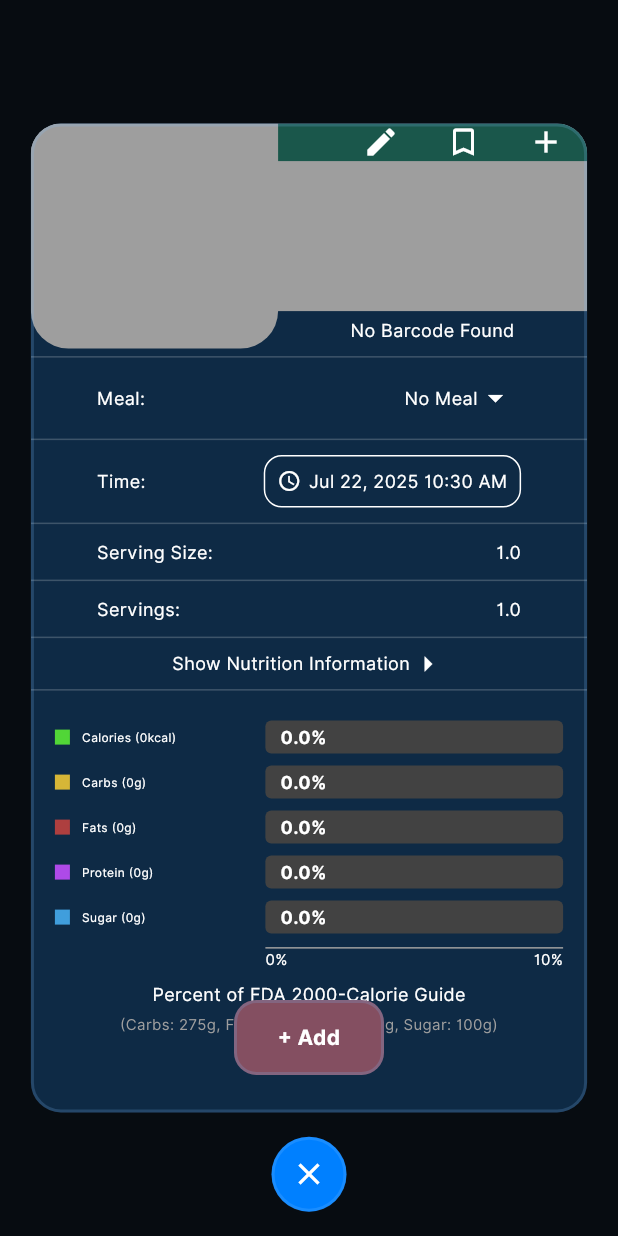
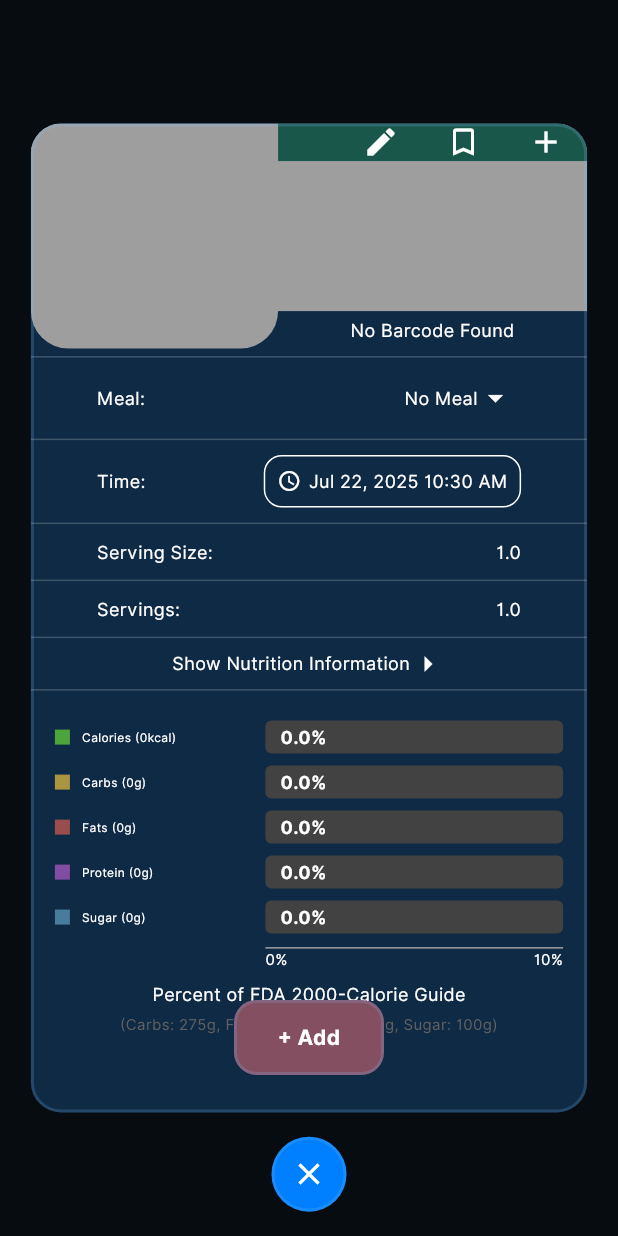
Before and after one commit to NoahChen2/EverythingHealth, a Flutter app: the ChooseFoodItem widget shown alone on an empty page, opened directly with empty values, on a phone screen of 412 x 824 dp. Run offline on Flutter 3.47's test engine with Material 3 defaults, Android fonts, the phone set to English and light mode, and no system bars; our stand-ins replace auto_size_text, camera, isar; missing offline and left inert: mobile_scanner, tflite_flutter; accounts and stored records are empty; generated files the repository leaves out were written again.

Commit message:
Create MealItem class, modify collors

```diff
--- a/everything_health_app/lib/services/color_services.dart
+++ b/everything_health_app/lib/services/color_services.dart
@@ -85,6 +85,6 @@ class ColorServices {
     );
   }
   static Map<String, Color> colorTheme(){
-    return darkColors;
+    return /* lightColors */ darkColors;
   }
 }
--- a/everything_health_app/lib/widgets/choose_item.dart
+++ b/everything_health_app/lib/widgets/choose_item.dart
@@ -727,7 +727,7 @@ class _ChooseFoodItemState extends State<ChooseFoodItem> {
                               decoration: BoxDecoration(
                                 color: viewNutritionInfo
                                     ? ColorTheme["primaryBGDark"]
-                                    : Color.fromARGB(0, 0, 0, 0),
+                                    : ColorTheme["transparent"],
                                 border: Border(
                                   top: BorderSide(
                                       color: ColorTheme["textPrimary"]!
@@ -739,7 +739,7 @@ class _ChooseFoodItemState extends State<ChooseFoodItem> {
                                   onTap: () => _toggleViewNutritionInfo(),
                                   child: Container(
                                     padding: EdgeInsets.all(5),
-                                    color: Color.fromARGB(0, 0, 0, 0),
+                                    color: ColorTheme["transparent"],
                                     child: Row(
                                       mainAxisSize: MainAxisSize.min,
                                       children: [
@@ -1538,7 +1538,7 @@ class _ModifiableFoodItemDataState extends State<ModifiableFoodItemData> {
                 : Icons.arrow_right,
             color: attributeID != "meal" && attributeID != "time"
                 ? ColorTheme["textPrimary"]
-                : Color.fromARGB(0, 0, 0, 0),
+                : ColorTheme["transparent"],
             size: 24,
           ),
           SizedBox(width: 10),
@@ -1740,7 +1740,7 @@ class _ModifiableFoodItemDataState extends State<ModifiableFoodItemData> {
                         attributeID == "time" ||
                         editingField
                     ? ColorTheme["textPrimary"]
-                    : Color.fromARGB(0, 0, 0, 0),
+                    : ColorTheme["transparent"],
                 size: 24),
           ),
         ]),
@@ -1933,7 +1933,7 @@ class _ModifiableFoodItemDataState extends State<ModifiableFoodItemData> {
         color: ["calories", "carbs", "fats", "protein", "sugar"]
                 .contains(attributeID)
             ? ColorTheme["primaryBGDark"]
-            : Color.fromARGB(0, 0, 0, 0),
+            : ColorTheme["transparent"],
       ),
       child: currEditing
           ? GestureDetector(
@@ -1946,7 +1946,7 @@ class _ModifiableFoodItemDataState extends State<ModifiableFoodItemData> {
                   focusNode: _allFocusNode,
                   child: Container(
                       padding: EdgeInsets.all(10),
-                      color: Color.fromARGB(0, 0, 0, 0),
+                      color: ColorTheme["transparent"],
                       child: attributeDisplayEdit)))
           : GestureDetector(
               onDoubleTap: () {
@@ -1982,11 +1982,11 @@ class GraphFoodItemDataDisplay extends StatefulWidget {
 }
 
 const Map<String, Color> kNutrientColors = {
-  'Calories': Color.fromARGB(255, 81, 214, 55),
-  'Carbs': Color.fromARGB(255, 214, 182, 55), // Placeholder Green
-  'Fats': Color.fromARGB(255, 174, 63, 63), // Placeholder Yellow
-  'Protein': Color.fromARGB(255, 174, 74, 232), // Placeholder Orange
-  'Sugar': Color.fromARGB(255, 64, 158, 220), // Placeholder Light Blue
+  'Calories': Color.fromARGB(255, 76, 164, 59),
+  'Carbs': Color.fromARGB(255, 170, 149, 64), // Placeholder Green
+  'Fats': Color.fromARGB(255, 154, 77, 77), // Placeholder Yellow
+  'Protein': Color.fromARGB(255, 131, 76, 163), // Placeholder Orange
+  'Sugar': Color.fromARGB(255, 73, 123, 156), // Placeholder Light Blue
 };
 
 class _GraphFoodItemDataDisplayState extends State<GraphFoodItemDataDisplay> {
@@ -2182,7 +2182,7 @@ class _GraphFoodItemDataDisplayState extends State<GraphFoodItemDataDisplay> {
                                     style: TextStyle(
                                       color: ColorTheme["textPrimary"],
                                       fontSize: 12,
-                                      fontWeight: FontWeight.w600,
+                                      fontWeight: FontWeight.w700,
                                     ),
                                   ),
                                 ),
@@ -2215,7 +2215,7 @@ class _GraphFoodItemDataDisplayState extends State<GraphFoodItemDataDisplay> {
             Text(
               detailsString,
               textAlign: TextAlign.center,
-              style: TextStyle(fontSize: 10, color: ColorTheme["lightGrey"]),
+              style: TextStyle(fontSize: 10, color: ColorTheme["grey"]),
             ),
           ],
         ),
```
Also changed, not shown: everything_health_app/lib/screens/log_food_page.dart (+101 -0 lines), everything_health_app/lib/screens/log_food_screens/library_food_page.dart (+15 -4 lines).
